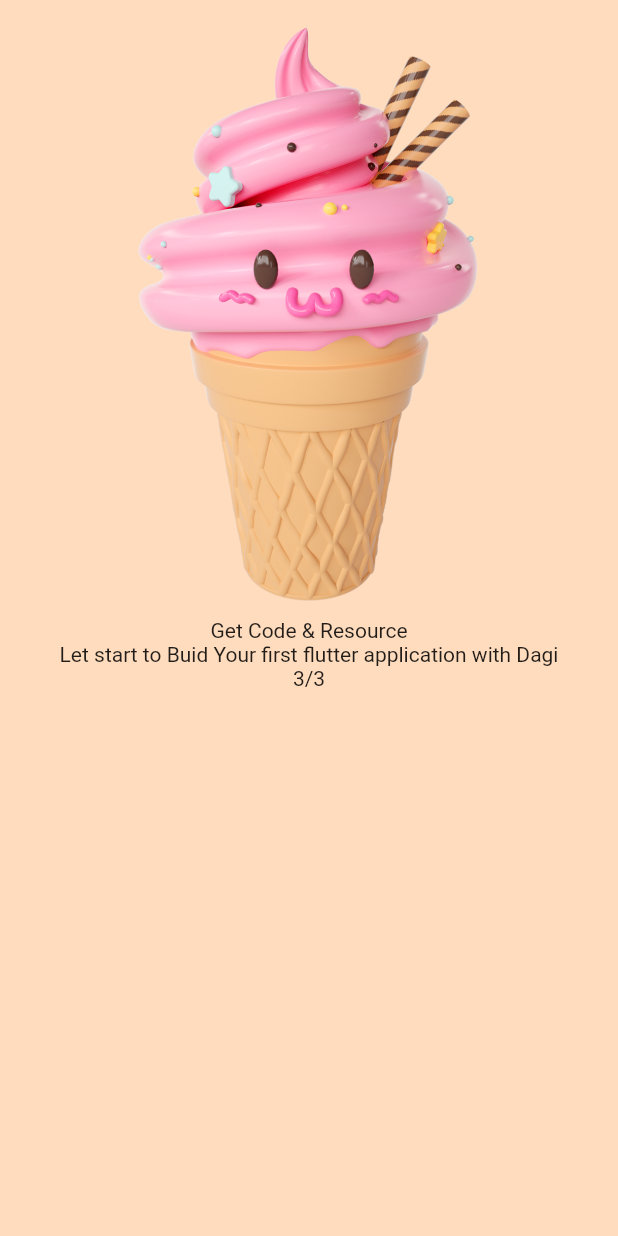
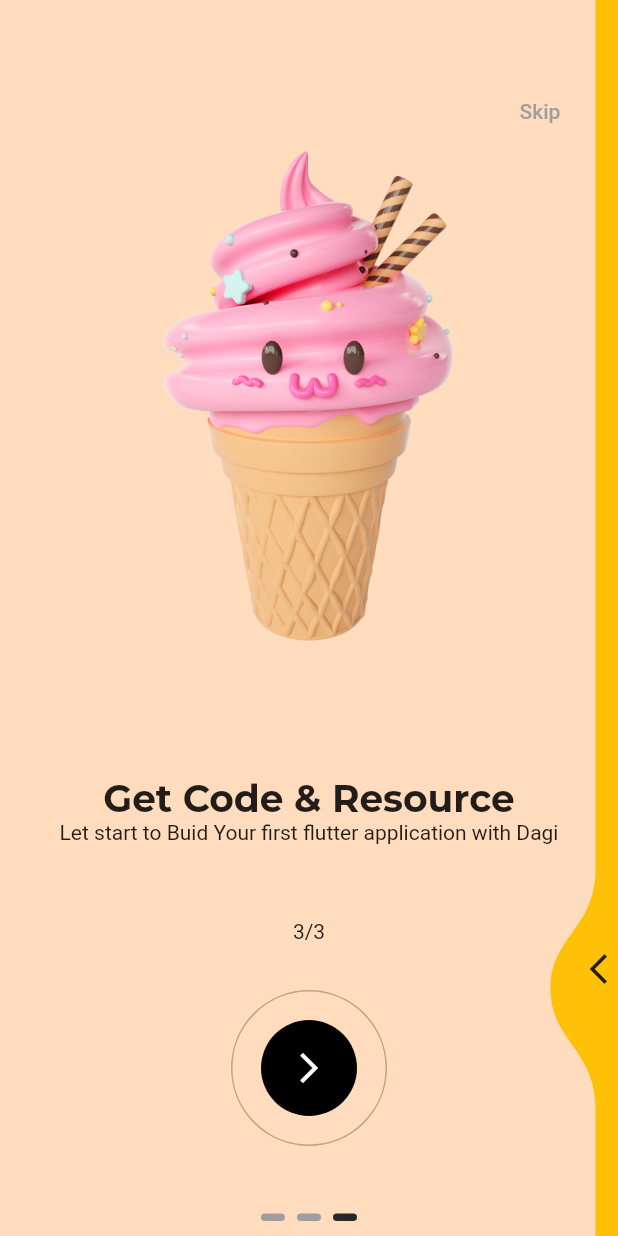
Before and after one commit to dagmawi77/flutter_splash, a Flutter app: the screen it shows after launch, swiped to page 3, on a phone screen of 412 x 824 dp. Run offline on Flutter 3.47's test engine with Material 2 defaults, Android fonts, the phone set to English and light mode, and no system bars; drawn by our look-alikes of liquid_swipe, smooth_page_indicator; our stand-ins replace get, google_fonts.

```diff
--- a/lib/src/constants/colors.dart
+++ b/lib/src/constants/colors.dart
@@ -1,6 +1,4 @@
 
-
-import 'dart:ui';
 
 import 'package:flutter/material.dart';
 
@@ -13,6 +11,6 @@ const dWhiteColor = Color(0Xffffffff);
 const dDarkColor = Color(0XFF000000);
 
 //Onbrding Color
-const dOnBordingPage1Color = Colors.white;
+const dOnBordingPage1Color = Colors.amber;
 const dOnBordingPage2Color = Color(0xfffddcdf);
 const dOnBordingPage3Color = Color(0xffffdcbd);
--- /dev/null
+++ b/lib/src/features/authentication/controllers/onbording_screen_controller.dart
@@ -0,0 +1,55 @@
+
+import 'package:flutter_splash/src/constants/colors.dart';
+import 'package:flutter_splash/src/constants/text_string.dart';
+import 'package:flutter_splash/src/features/authentication/models/model_onbording.dart';
+import 'package:flutter_splash/src/features/authentication/screens/onbording_screen/onbording_page_widget.dart';
+import 'package:get/get.dart';
+import 'package:liquid_swipe/liquid_swipe.dart';
+import '../../../constants/images_string.dart';
+
+class OnBordingController extends GetxController{
+    final controller = LiquidController();
+
+    RxInt currentPage=0.obs;
+
+    final pages  =[
+      onbording_page_widget(
+        model:OnBordingModel(
+        image: dOnBordingImage1,
+        title: dTitle1,
+        subTitle: dSubTitle1,
+        counterText: dOnbordingCount1,
+        bgColor: dOnBordingPage1Color),
+      ),
+      onbording_page_widget(
+        model:OnBordingModel(
+        image: dOnBordingImage2,
+        title: dTitle2,
+        subTitle: dSubTitle2,
+        counterText: dOnbordingCount2,
+        bgColor: dOnBordingPage2Color
+      ),
+      ),
+      onbording_page_widget(
+          model:OnBordingModel(
+        image: dOnBordingImage3,
+        title: dTitle3,
+        subTitle: dSubTitle3,
+        counterText: dOnbordingCount3,
+
+        bgColor: dOnBordingPage3Color
+
+
+      ),
+      ),
+    ];
+
+
+void onPageChangeCallback(int activePageIndex)=> currentPage.value = activePageIndex;
+animateToNextSlide(){
+  int nextPage = controller.currentPage + 1;
+    controller.animateToPage(page: nextPage);
+    }
+skip()=>controller.jumpToPage(page: 2);
+
+}
--- a/lib/src/features/authentication/controllers/spalsh_screen_cotroller.dart
+++ b/lib/src/features/authentication/controllers/spalsh_screen_cotroller.dart
@@ -1,8 +1,8 @@
-import 'package:flutter/material.dart';
+
 import 'package:flutter_splash/src/features/authentication/screens/onbording_screen/onbording.dart';
 import 'package:get/get.dart';
 
-import '../screens/welcome_screen/welcome.dart';
+
 
 class SplashScreenController extends GetxController{
 
@@ -10,12 +10,12 @@ class SplashScreenController extends GetxController{
 
   RxBool animate=false.obs;
   Future startAnimation() async {
-    await Future.delayed(Duration(milliseconds: 500));
+    await Future.delayed(const Duration(milliseconds: 500));
 
       animate.value = true;
 
-    await Future.delayed(Duration(milliseconds: 5000));
-    Get.to(OnbordingScreen());
+    await Future.delayed(const Duration(milliseconds: 5000));
+    Get.to( OnbordingScreen());
    // Navigator.pushReplacement(context, MaterialPageRoute(builder: (context)=>WelcomeApp()));
 
   }
--- /dev/null
+++ b/lib/src/features/authentication/models/model_onbording.dart
@@ -0,0 +1,21 @@
+import 'dart:ui';
+class OnBordingModel{
+  late final String image;
+  late final String title;
+  late final String subTitle;
+  late final String counterText;
+  late final Color bgColor;
+  OnBordingModel({
+    required this.image,
+    required this.title,
+    required this.subTitle,
+    required this.counterText,
+    required this.bgColor,
+
+  });
+
+
+
+
+
+}
--- a/lib/src/features/authentication/screens/onbording_screen/onbording.dart
+++ b/lib/src/features/authentication/screens/onbording_screen/onbording.dart
@@ -1,60 +1,123 @@
-import 'package:flutter/foundation.dart';
 import 'package:flutter/material.dart';
 import 'package:flutter_splash/src/constants/colors.dart';
 import 'package:flutter_splash/src/constants/images_string.dart';
 import 'package:flutter_splash/src/constants/text_string.dart';
+import 'package:flutter_splash/src/features/authentication/controllers/onbording_screen_controller.dart';
+import 'package:flutter_splash/src/features/authentication/screens/onbording_screen/onbording_page_widget.dart';
+import 'package:get/get.dart';
 import 'package:liquid_swipe/liquid_swipe.dart';
+import 'package:smooth_page_indicator/smooth_page_indicator.dart';
+import '../../models/model_onbording.dart';
 
 class OnbordingScreen extends StatelessWidget {
-  const OnbordingScreen({Key? key}) : super(key: key);
+    OnbordingScreen({Key? key}) : super(key: key);
+final obController = OnBordingController();
+
 
   @override
   Widget build(BuildContext context) {
+    // final size = MediaQuery.of(context).size;
+
+
+
     return  Scaffold(
       body: Stack(
+        alignment: Alignment.center,
         children: [
-           LiquidSwipe(pages:[
-            Container(color: dOnBordingPage1Color,
-            child:const Column(
-              mainAxisAlignment: MainAxisAlignment.start,
-              children: [
-                Image(image: AssetImage(dOnBordingImage1),),
-                Text(dTitle1 ,style:TextStyle(
-                   color: Colors.black,
-                ),),
-                Text(dSubTitle1,style:TextStyle(
-                   color: Colors.black,
-                ),),
-                Text(dOnbordingCount1,style:TextStyle(
-                   color: Colors.black,
-                ),),
-              ],
-            ),
-            ),
-            Container(color: dOnBordingPage2Color,
-            child: const Column(
-              children: [
-                Image(image: AssetImage(dOnBordingImage2),),
-                Text(dTitle2),
-                Text(dSubTitle2),
-                Text(dOnbordingCount2),
-              ],
-            ),
-            ),
-            Container(color: dOnBordingPage3Color,
-            child: const Column(
-              children: [
-                Image(image: AssetImage(dOnBordingImage3)),
-                Text(dTitle3),
-                Text(dSubTitle3),
-                Text(dOnbordingCount3)
+           LiquidSwipe(
+            pages:obController.pages,
+            liquidController: obController.controller,
+            onPageChangeCallback: obController.onPageChangeCallback,
+            slideIconWidget: const Icon(Icons.arrow_back_ios_new),
+            enableSideReveal: true,
+ ),
+ Positioned(
+ bottom: 60.0,
+ child: OutlinedButton(
+    onPressed: ()=>obController.animateToNextSlide(),
+    style: ElevatedButton.styleFrom(
+      side: const BorderSide(color: Colors.black26),
+      shape: const CircleBorder(),
+      padding:const  EdgeInsets.all(20),
+      onPrimary: Colors.white,
+    ),
+    child: Container(
+      //color: dDarkColor,
+      padding: const EdgeInsets.all(20),
+      decoration: const BoxDecoration(
+        color: dDarkColor,
+        shape: BoxShape.circle,
+      ),
+      child:const Icon(Icons.arrow_forward_ios),
+    )
 
-              ],
-            ),
-            ),
-           ] )
-        ],
+ ),
+
+   ),
+
+
+
+     Positioned(
+      top: 50,
+      right: 20,
+      child: TextButton(
+         onPressed: ()=>obController.skip(),
+         child: const Text("Skip",style: TextStyle(color: Colors.grey),),
       ),
+     ),
+
+   Obx(
+     ()=> Positioned(
+      bottom: 10,
+      child: AnimatedSmoothIndicator(
+        activeIndex:obController.currentPage.value,
+        count: 3,
+        effect:const WormEffect(
+          dotHeight:5.0,
+          activeDotColor: Color(0xff272727)
+        ),
+
+        ),
+      ),
+   ),
+
+            // Container(color: dOnBordingPage2Color,
+            //   padding: const EdgeInsets.all(dDefaultSize),
+            // child:  Column(
+            //   mainAxisAlignment: MainAxisAlignment.spaceAround,
+            //   children: [
+            //      Image(image: AssetImage(dOnBordingImage2), height: size.height * 0.5,),
+            //     Column(
+            //       children:[
+            //         Text(dTitle2,style: Theme.of(context).textTheme.titleLarge,),
+            //       const Text(dSubTitle2,textAlign: TextAlign.center,),
+            //       ]
+            //       ),
+
+            //    const Text(dOnbordingCount2),
+            //   ],
+            // ),
+            // ),
+            // Container(color: dOnBordingPage3Color,
+            //   padding: const EdgeInsets.all(dDefaultSize),
+            // child:  Column(
+            //    mainAxisAlignment: MainAxisAlignment.spaceAround,
+            //   children: [
+            //      Image(image: AssetImage(dOnBordingImage3),),
+
+            //     Column(children: [
+            //       Text(dTitle3,style: Theme.of(context).textTheme.titleLarge,),
+            //     const Text(dSubTitle3,textAlign: TextAlign.center,),]),
+            //      const Text(dOnbordingCount3)
+
+            //   ],
+            // ),
+            // ),
+          // ] )
+
+
+        ],),
     );
   }
+
 }
--- /dev/null
+++ b/lib/src/features/authentication/screens/onbording_screen/onbording_page_widget.dart
@@ -0,0 +1,54 @@
+
+import 'package:flutter/material.dart';
+
+import '../../../../constants/sizes.dart';
+import '../../models/model_onbording.dart';
+
+class onbording_page_widget extends StatelessWidget {
+  const onbording_page_widget({
+    super.key,
+    required this.model,
+  });
+
+  final OnBordingModel model;
+
+  @override
+  Widget build(BuildContext context) {
+     final size = MediaQuery.of(context).size;
+
+    return Container(
+      padding:  const EdgeInsets.all(dDefaultSize),
+      color: model.bgColor,
+    child: Column(
+      mainAxisAlignment: MainAxisAlignment.spaceAround,
+      children: [
+         Image(image: AssetImage(model.image),
+        height: size.height * 0.5,
+        ),
+
+        Column(
+          children: [
+            Text(model.title ,style:Theme.of(context).textTheme.titleLarge,
+            selectionColor: Colors.black,
+            ),
+          Text(model.subTitle,
+          textAlign: TextAlign.center,
+          style:const TextStyle(
+           //color: Colors.black,
+        ),),
+          ],
+         ),
+
+
+         Text(model.counterText,style:const TextStyle(
+          // color: Colors.black,
+        ),),
+
+        const SizedBox(
+          height: 90,
+        )
+      ],
+    ),
+    );
+  }
+}
--- a/lib/src/features/authentication/screens/splash_screen/splash_screen.dart
+++ b/lib/src/features/authentication/screens/splash_screen/splash_screen.dart
@@ -1,13 +1,10 @@
 import 'package:flutter/material.dart';
 import 'package:flutter_splash/src/constants/colors.dart';
 import 'package:get/get.dart';
-import 'package:get/get_core/src/get_main.dart';
 import '../../../../constants/images_string.dart';
 import '../../../../constants/sizes.dart';
 import '../../../../constants/text_string.dart';
 import '../../controllers/spalsh_screen_cotroller.dart';
-import '../welcome_screen/welcome.dart';
-
 
 class SplashScreen extends StatelessWidget {
    SplashScreen({Key? key}) :super(key:key);
@@ -34,7 +31,7 @@ final  splashScreenController =Get.put(SplashScreenController());
               top : splashScreenController.animate.value?0:-30,
               left : splashScreenController.animate.value?0:-30,
 
-              child: Image(image: AssetImage(dSplashTopIcons),),),
+              child: const Image(image: AssetImage(dSplashTopIcons),),),
         ),
          Obx(
            ()=> AnimatedPositioned(
@@ -44,16 +41,16 @@ final  splashScreenController =Get.put(SplashScreenController());
             child:AnimatedOpacity(
               duration: const Duration(milliseconds: 1600),
               opacity: splashScreenController.animate.value?1:0,
-              child: Column(
+              child: const Column(
                 crossAxisAlignment: CrossAxisAlignment.start,
                 children: [
                 Text(dAppName,style: TextStyle(
-                  fontSize: 15,
+                  fontSize: 20,
                   fontWeight: FontWeight.bold,
                 )
 
                 ),
-                Text(dAppTagLine ,style: TextStyle(fontSize: 12,fontWeight: FontWeight.w600),)
+                Text(dAppTagLine ,style: TextStyle(fontSize: 15,fontWeight: FontWeight.w600),)
                 ],
 
               ),
@@ -70,7 +67,7 @@ final  splashScreenController =Get.put(SplashScreenController());
               child: AnimatedOpacity(
               duration: const Duration(milliseconds: 2000),
               opacity: splashScreenController.animate.value?1:0,
-                child: Image(image: AssetImage(dSplashImage),)),
+                child: const Image(image: AssetImage(dSplashImage),)),
               ),
          ),
          Obx(
--- a/lib/src/features/authentication/screens/welcome_screen/welcome.dart
+++ b/lib/src/features/authentication/screens/welcome_screen/welcome.dart
@@ -1,5 +1,4 @@
 import 'package:flutter/material.dart';
-import 'package:flutter_splash/src/features/authentication/screens/splash_screen/splash_screen.dart';
 import 'package:flutter_splash/src/utils/theme/theme.dart';
 
 void main() {
@@ -17,8 +16,8 @@ class WelcomeApp extends StatelessWidget {
       theme: AppTheme.lightTheme,
       darkTheme: AppTheme.darkTheme,
       themeMode: ThemeMode.system,
-      home:Scaffold(
-        body:Center(
+      home: const Scaffold(
+        body: Center(
           child:Text("Welcome"),),
       ),
     );
--- a/lib/src/utils/theme/widget_theme/text_team.dart
+++ b/lib/src/utils/theme/widget_theme/text_team.dart
@@ -1,15 +1,20 @@
 import 'package:flutter/material.dart';
 import 'package:google_fonts/google_fonts.dart';
 class DTextTheme{
-      static TextTheme lightTextTheme = TextTheme(titleMedium:GoogleFonts.montserrat(
+      static TextTheme lightTextTheme = TextTheme(titleLarge:GoogleFonts.montserrat(
       color: Colors.black87,
+      fontSize: 25,
+      fontWeight: FontWeight.bold,
     ),
     titleSmall:GoogleFonts.poppins(
       color: Colors.black54,
     ),);
 
-      static TextTheme darkTextTheme = TextTheme(titleMedium:GoogleFonts.montserrat(
+      static TextTheme darkTextTheme = TextTheme(titleLarge:GoogleFonts.montserrat(
       color: Colors.white70,
+      fontSize: 25,
+      fontWeight: FontWeight.bold,
+
     ),
     titleSmall:GoogleFonts.poppins(
       color: Colors.white60,
```
Also changed, not shown: assets/images/splash_screen/org.png (added).
